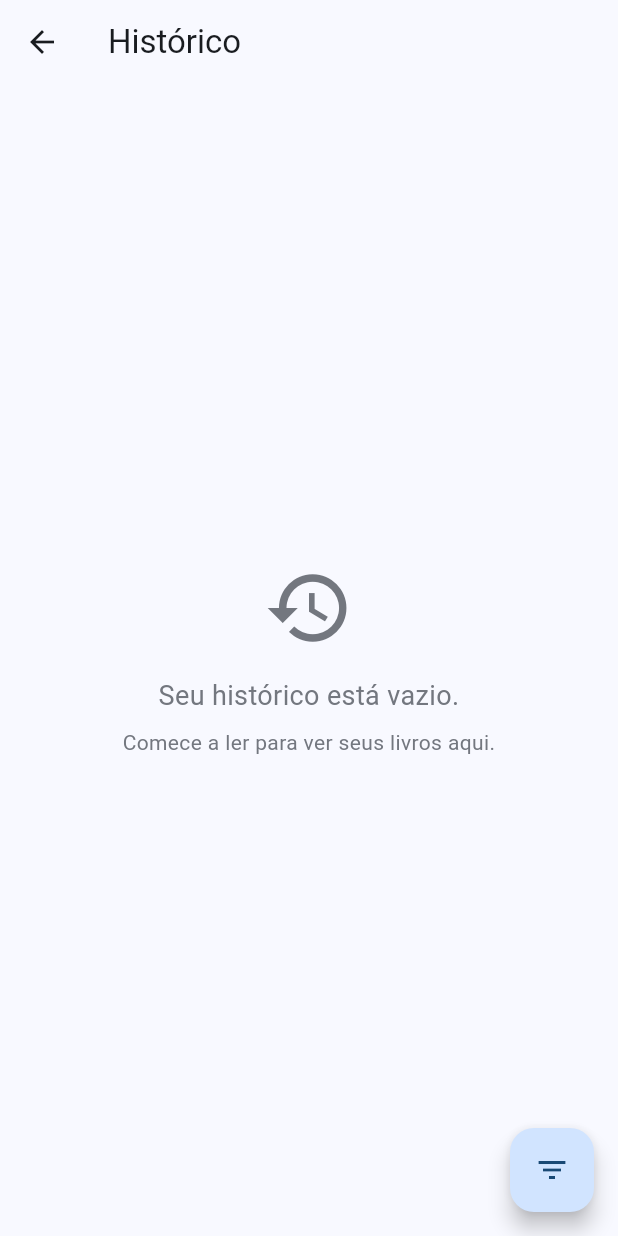
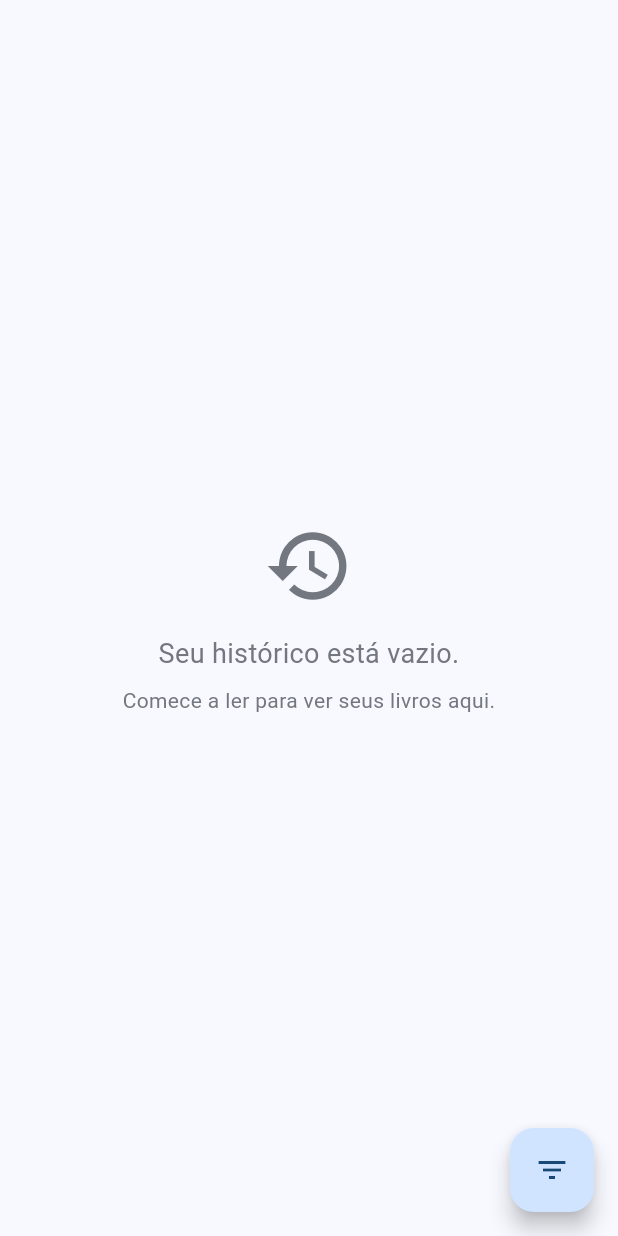
Before and after one commit to Luiz-eduardp/akashic_records, a Flutter app: the HistoryScreen screen opened directly, on a phone screen of 412 x 824 dp. Run offline on Flutter 3.47's test engine with Material 3 defaults, Android fonts, the phone set to English and light mode, and no system bars; our stand-ins replace cached_network_image, cookie_jar, dio, flutter_colorpicker, flutter_html, flutter_markdown and 5 more; accounts and stored records are empty; network calls fail.

Commit message:
Refactor: Remove app bar title from HistoryScreen

```diff
--- a/lib/screens/history/history_screen.dart
+++ b/lib/screens/history/history_screen.dart
@@ -153,7 +153,6 @@ class _HistoryScreenState extends State<HistoryScreen> {
   @override
   Widget build(BuildContext context) {
     return Scaffold(
-      appBar: AppBar(title: const Text('Histórico')),
       body: _buildBody(),
       floatingActionButton: _buildFilterButton(),
     );
```
